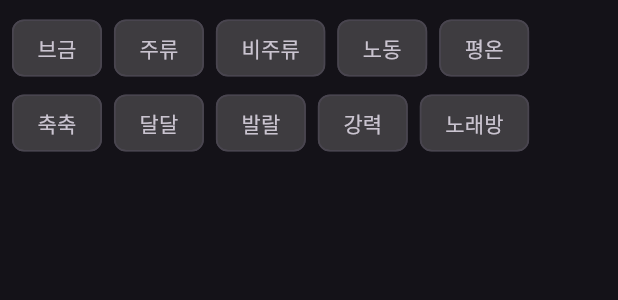
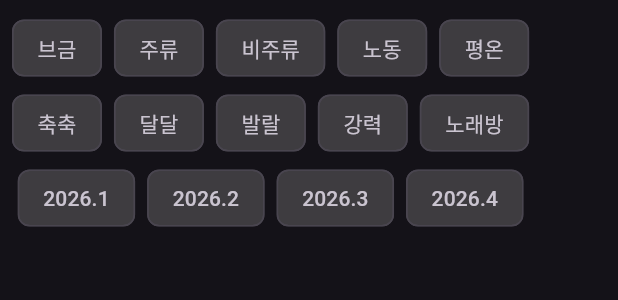
Before and after one commit to amoebanana/homp3, a Flutter app: the TagButtonRow widget shown alone on an empty page, opened directly, on a phone screen of 412 x 824 dp. Shown: the top 300 px of the screen. Run offline on Flutter 3.47's test engine with Material 3 defaults, Android fonts, the light colour scheme and no system bars; our stand-ins replace fluttertoast, get, just_audio, on_audio_query, permission_handler; missing offline and left inert: audiotagger.

Commit message:
태그 추가

```diff
--- a/lib/screen/screen_player.dart
+++ b/lib/screen/screen_player.dart
@@ -238,6 +238,10 @@ class TagButtonRow extends GetView<MyController> {
                   _buildTagButton('발랄'),
                   _buildTagButton('강력'),
                   _buildTagButton('노래방'),
+                  _buildTagButton('2026.1'),
+                  _buildTagButton('2026.2'),
+                  _buildTagButton('2026.3'),
+                  _buildTagButton('2026.4'),
                 ],
               )),
         ],
```
